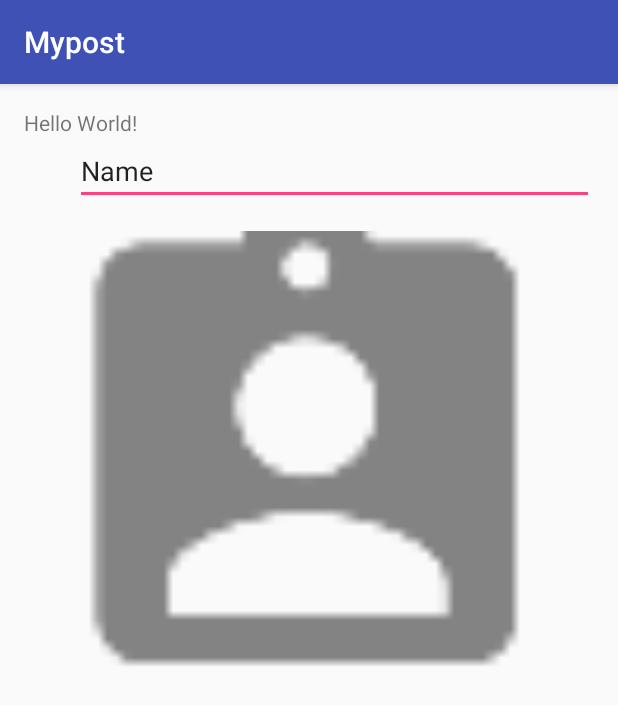
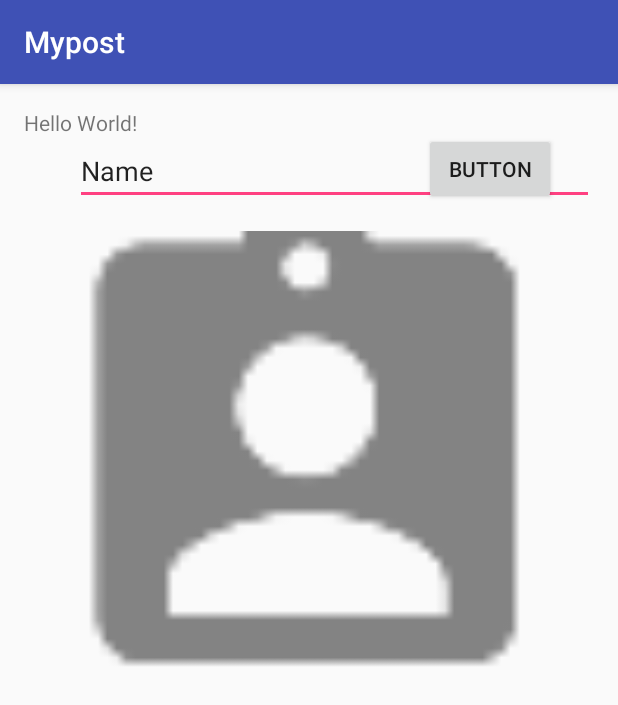
Before and after one commit to yongzuojun/Mypost, an Android app: the screen it shows after launch (MainActivity), on a phone screen of 412 x 824 dp. Shown: the top 705 px of the screen. Run offline under Robolectric (Android 15) with nearby library versions, the phone set to English and light mode, and no system bars.

Commit message:
added button

```diff
--- a/app/src/main/res/layout/activity_main.xml
+++ b/app/src/main/res/layout/activity_main.xml
@@ -42,4 +42,15 @@
         android:layout_alignParentLeft="true"
         android:layout_alignParentStart="true" />
 
+    <Button
+        android:text="Button"
+        android:layout_width="wrap_content"
+        android:layout_height="wrap_content"
+        android:layout_above="@+id/imageView2"
+        android:layout_alignParentRight="true"
+        android:layout_alignParentEnd="true"
+        android:layout_marginRight="25dp"
+        android:layout_marginEnd="25dp"
+        android:id="@+id/button2" />
+
 </RelativeLayout>
```
